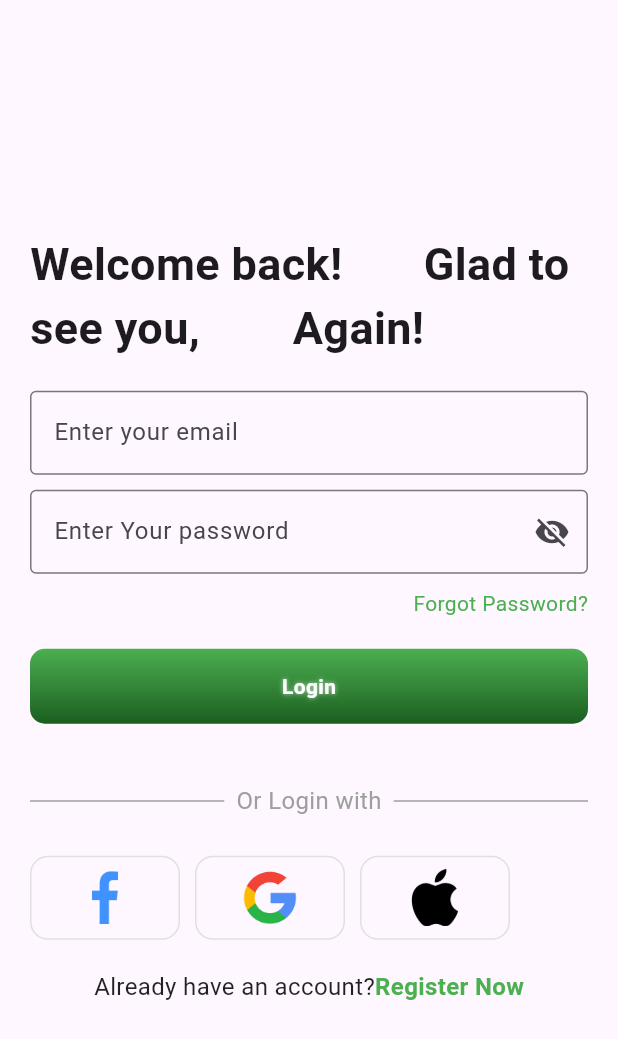
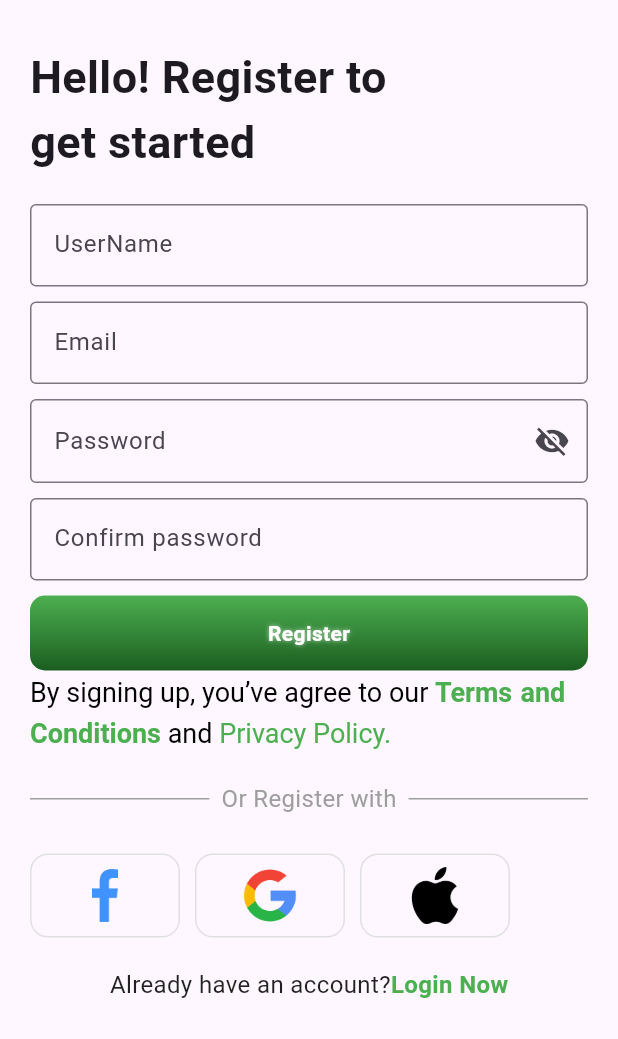
Before and after one commit to zulfiqaralihunzai05/islamic_app, a Flutter app: the screen it shows after launch, on a phone screen of 412 x 824 dp. Shown: the top 1039 px of the screen. Run offline on Flutter 3.47's test engine with Material 3 defaults, Android fonts, the light colour scheme and no system bars.

Commit message:
Registertion screen

```diff
--- a/lib/common/widgets/email_text_field.dart
+++ b/lib/common/widgets/email_text_field.dart
@@ -9,11 +9,14 @@ class TextField1 extends StatelessWidget {
 
   @override
   Widget build(BuildContext context) {
-    return TextField(
-      decoration: InputDecoration(
-        border: OutlineInputBorder(),
-        hintText: textFieldTitle,
+    return SizedBox(
+      height: 55,
+      child: TextField(
+        decoration: InputDecoration(
+          border: OutlineInputBorder(),
+          hintText: textFieldTitle,
 
+        ),
       ),
     );
   }
--- a/lib/main.dart
+++ b/lib/main.dart
@@ -1,5 +1,6 @@
 import 'package:flutter/material.dart';
 import 'package:islamic_app/presentation/screen/Auth/View/login_screen.dart';
+import 'package:islamic_app/presentation/screen/Auth/View/register_screen.dart';
 
 void main() {
   //jgcdshf
@@ -20,7 +21,7 @@
         colorScheme: ColorScheme.fromSeed(seedColor: Colors.deepPurple),
         useMaterial3: true,
       ),
-      home: const LoginScreen(),
+      home: const RegisterScreen(),
     );
   }
 }
--- a/lib/presentation/screen/Auth/View/login_screen.dart
+++ b/lib/presentation/screen/Auth/View/login_screen.dart
@@ -27,7 +27,7 @@ class _LoginScreenState extends State<LoginScreen> {
           crossAxisAlignment: CrossAxisAlignment.start,
           children: [
             titletext(
-              text: "Welcome back!       Glad to see you,        Again!",
+              text: "Welcome back!                Glad to see you,        Again!",
             ),
             Column(
               mainAxisAlignment: MainAxisAlignment.center,
--- /dev/null
+++ b/lib/presentation/screen/Auth/View/register_screen.dart
@@ -0,0 +1,141 @@
+import 'package:flutter/material.dart';
+
+import '../../../../common/widgets/email_text_field.dart';
+import '../../../../common/widgets/login_button.dart';
+import '../../../../common/widgets/register_now_text.dart';
+import '../../../../common/widgets/social_login_buttons .dart';
+import '../../../../common/widgets/wellcome_text.dart';
+
+class RegisterScreen extends StatefulWidget {
+  const RegisterScreen({super.key});
+
+  @override
+  State<RegisterScreen> createState() => _RegisterScreenState();
+}
+
+class _RegisterScreenState extends State<RegisterScreen> {
+  bool _obscureText = true;
+
+  @override
+  Widget build(BuildContext context) {
+    return Scaffold(
+      resizeToAvoidBottomInset: false,
+      body: SingleChildScrollView(
+        child: Padding(
+          padding: const EdgeInsets.all(20.0),
+          child: Column(
+            mainAxisAlignment: MainAxisAlignment.center,
+            crossAxisAlignment: CrossAxisAlignment.start,
+            children: [
+              SizedBox(height: 10,),
+              titletext(
+                text: "Hello! Register to                 get started",
+              ),
+              Column(
+                mainAxisAlignment: MainAxisAlignment.start,
+                crossAxisAlignment: CrossAxisAlignment.start,
+                children: [
+                  SizedBox(height: 20),
+                  SizedBox(
+                    height: 55,
+                    child: TextField1(
+                      textFieldTitle: "UserName",
+                    ),
+                  ),
+                  SizedBox(height: 10),
+                  TextField1(
+                    textFieldTitle: "Email",
+                  ),
+                  SizedBox(height: 10),
+                  TextField(
+                    obscureText: _obscureText,
+                    style: TextStyle(color: Colors.black),
+                    decoration: InputDecoration(
+                      suffixIcon: IconButton(
+                        icon: Icon(
+                          _obscureText ? Icons.visibility_off : Icons.visibility,
+                        ),
+                        onPressed: () {
+                          setState(() {
+                            _obscureText = !_obscureText;
+                          });
+                        },
+                      ),
+                      hintText: "Password",
+                      border: OutlineInputBorder(
+                        borderSide: BorderSide(
+                          color: Colors.grey,
+                          // width: 10,
+                        ),
+                      ),
+                    ),
+                  ),
+                  SizedBox(height: 10),
+                  TextField1(
+                    textFieldTitle: "Confirm password",
+                  ),
+                  SizedBox(height: 10),
+                  SizedBox(
+                    width: double.infinity,
+                    child: button1(
+                      textLabel: 'Register',
+                    ),
+                  ),
+                  RichText(
+                    text: TextSpan(
+                      text: 'By signing up, you’ve agree to our ', // First part
+                      style: TextStyle(color: Colors.black, fontSize: 18,height: 1.5),
+                      children: <TextSpan>[
+                        TextSpan(
+                          text: 'Terms and Conditions',
+                          style: TextStyle(fontWeight: FontWeight.bold, color: Colors.green, wordSpacing: 1),
+                        ),
+                        TextSpan(
+                          text: ' and ',
+                          style: TextStyle(color: Colors.black),
+                        ),
+                        TextSpan(
+                          text: 'Privacy Policy.',
+                          style: TextStyle(color: Colors.green),
+                        ),
+                      ],
+                    ),
+                  ),
+
+
+                  SizedBox(height: 20),
+
+                  //SizedBox(height: 40),
+                  Row(
+                    children: [
+                      Expanded(child: Divider(color: Colors.grey, thickness: 1)),
+                      Padding(
+                        padding: EdgeInsets.symmetric(horizontal: 8),
+                        child: Text(
+                          "Or Register with",
+                          style: TextStyle(color: Colors.grey, fontSize: 16),
+                        ),
+                      ),
+                      Expanded(child: Divider(color: Colors.grey, thickness: 1)),
+                    ],
+                  ),
+                  SizedBox(height: 25),
+                  imageswidget(
+                    image1: 'assets/images/facebook_ic (1).png',
+                    image2: 'assets/images/google_ic (1).png',
+                    image3: 'assets/images/cib_apple.png',
+                  ),
+                  SizedBox(height: 20),
+                  bottomtext(
+                    text1: 'Already have an account?',
+                    text2: 'Login Now',
+                  ),
+                ],
+              )
+            ],
+          ),
+        ),
+      ),
+    );
+  }
+}
```
Also changed, not shown: 4 other files.
